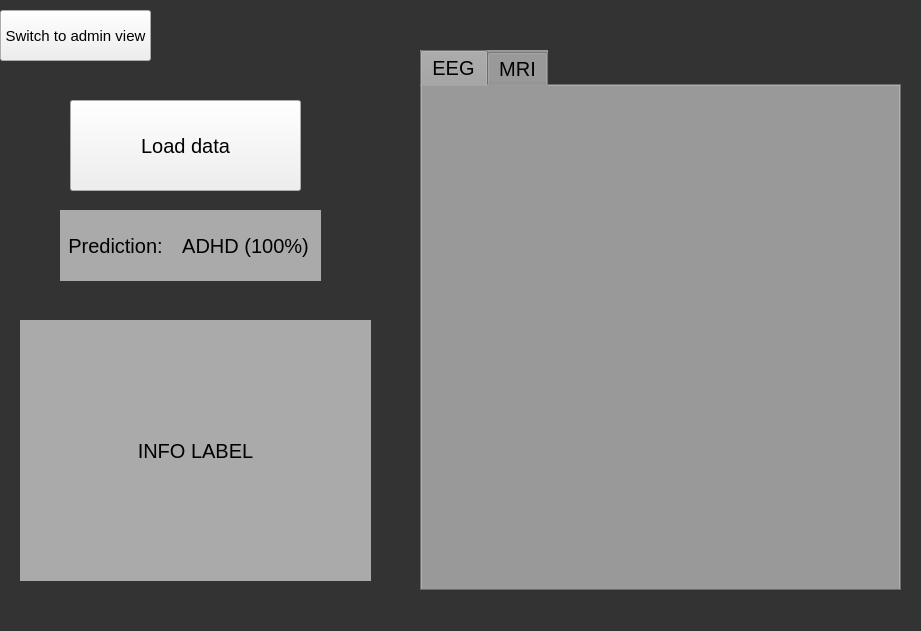
The window that UI/doctorView.ui (Jacek-Lal/ADHD-Recognition) describes before a commit, drawn with Qt 5.
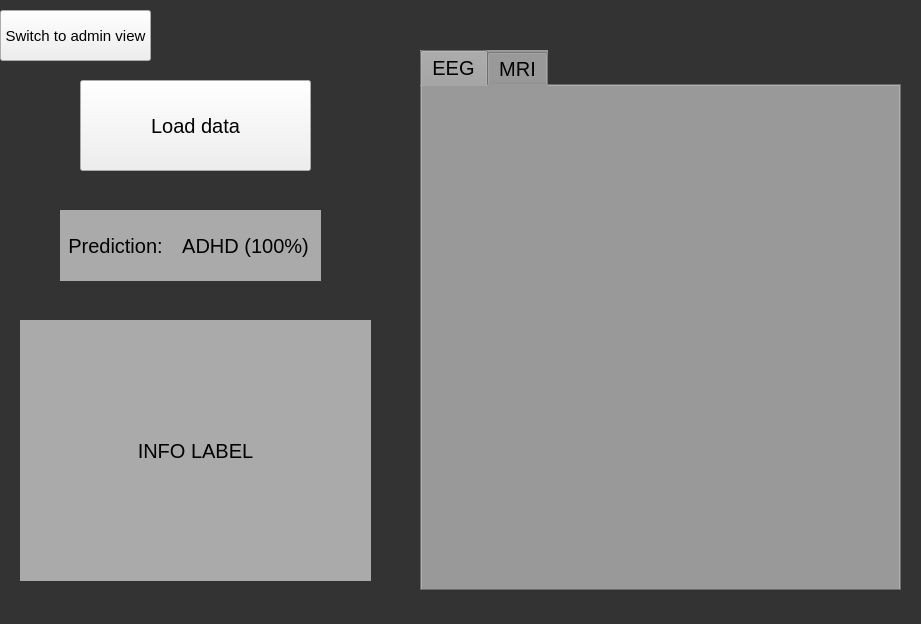
The same window after the commit.

The edit to the form file:
```diff
--- a/UI/doctorView.ui
+++ b/UI/doctorView.ui
@@ -7,7 +7,7 @@
     <x>0</x>
     <y>0</y>
     <width>921</width>
-    <height>631</height>
+    <height>624</height>
    </rect>
   </property>
   <property name="windowTitle">
@@ -108,8 +108,8 @@
    <widget class="QPushButton" name="loadDataBtn">
     <property name="geometry">
      <rect>
-      <x>70</x>
-      <y>100</y>
+      <x>80</x>
+      <y>80</y>
       <width>231</width>
       <height>91</height>
      </rect>
```
